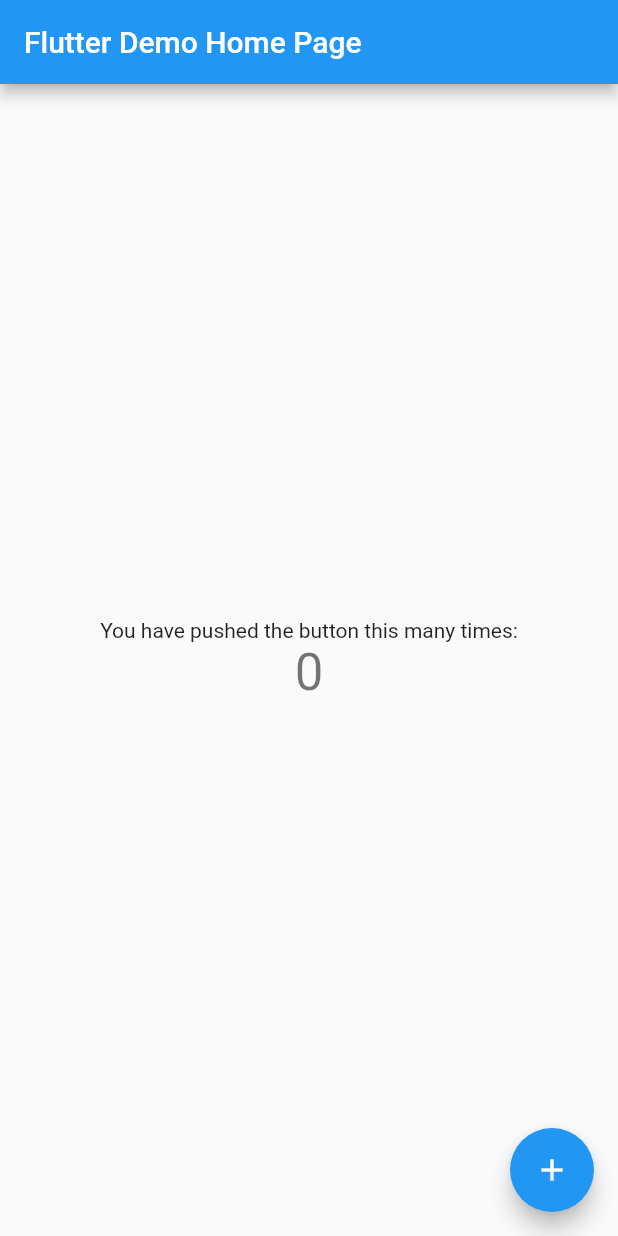
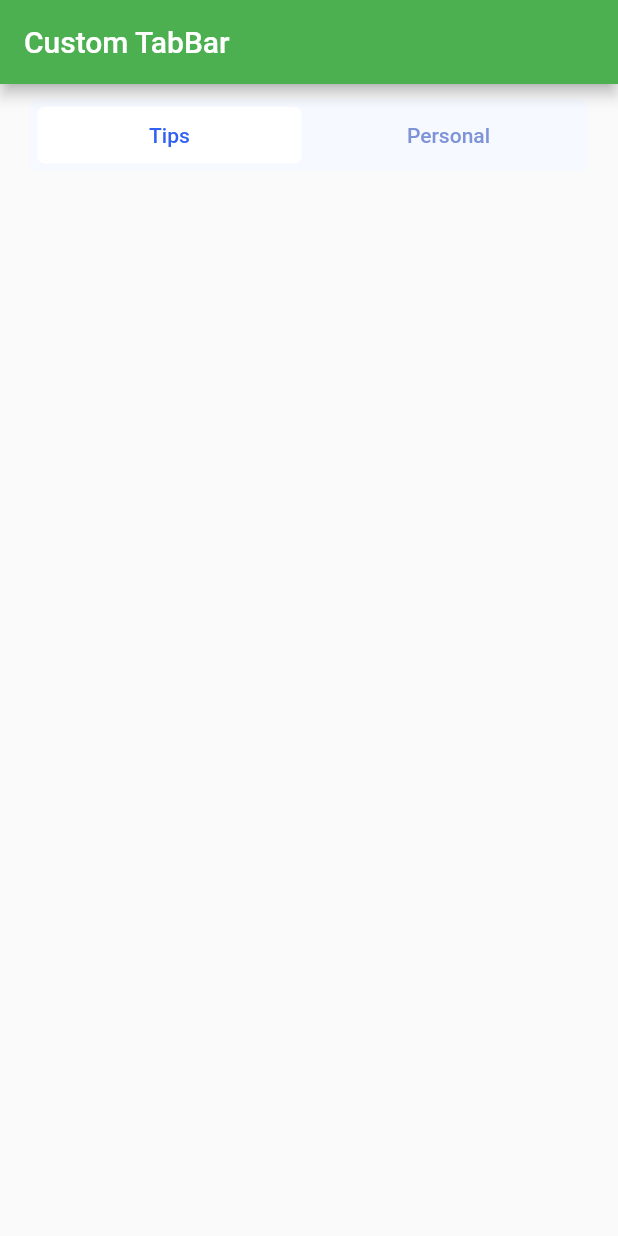
Before and after one commit to Yousuf7075/flutter_tabbar, a Flutter app: the screen it shows after launch, on a phone screen of 412 x 824 dp. Run offline on Flutter 3.47's test engine with Material 2 defaults, Android fonts, the phone set to English and light mode, and no system bars.

Commit message:
design tab item

```diff
--- a/lib/main.dart
+++ b/lib/main.dart
@@ -1,4 +1,5 @@
 import 'package:flutter/material.dart';
+import 'package:flutter_tabbar/tabbar_page.dart';
 
 void main() {
   runApp(const MyApp());
@@ -7,109 +8,14 @@ void main() {
 class MyApp extends StatelessWidget {
   const MyApp({Key? key}) : super(key: key);
 
-  // This widget is the root of your application.
   @override
   Widget build(BuildContext context) {
     return MaterialApp(
-      title: 'Flutter Demo',
+      title: 'Flutter TabBar',
       theme: ThemeData(
-        // This is the theme of your application.
-        //
-        // Try running your application with "flutter run". You'll see the
-        // application has a blue toolbar. Then, without quitting the app, try
-        // changing the primarySwatch below to Colors.green and then invoke
-        // "hot reload" (press "r" in the console where you ran "flutter run",
-        // or simply save your changes to "hot reload" in a Flutter IDE).
-        // Notice that the counter didn't reset back to zero; the application
-        // is not restarted.
-        primarySwatch: Colors.blue,
+        primarySwatch: Colors.green,
       ),
-      home: const MyHomePage(title: 'Flutter Demo Home Page'),
+      home: const TabBarPage(),
     );
   }
 }
-
-class MyHomePage extends StatefulWidget {
-  const MyHomePage({Key? key, required this.title}) : super(key: key);
-
-  // This widget is the home page of your application. It is stateful, meaning
-  // that it has a State object (defined below) that contains fields that affect
-  // how it looks.
-
-  // This class is the configuration for the state. It holds the values (in this
-  // case the title) provided by the parent (in this case the App widget) and
-  // used by the build method of the State. Fields in a Widget subclass are
-  // always marked "final".
-
-  final String title;
-
-  @override
-  State<MyHomePage> createState() => _MyHomePageState();
-}
-
-class _MyHomePageState extends State<MyHomePage> {
-  int _counter = 0;
-
-  void _incrementCounter() {
-    setState(() {
-      // This call to setState tells the Flutter framework that something has
-      // changed in this State, which causes it to rerun the build method below
-      // so that the display can reflect the updated values. If we changed
-      // _counter without calling setState(), then the build method would not be
-      // called again, and so nothing would appear to happen.
-      _counter++;
-    });
-  }
-
-  @override
-  Widget build(BuildContext context) {
-    // This method is rerun every time setState is called, for instance as done
-    // by the _incrementCounter method above.
-    //
-    // The Flutter framework has been optimized to make rerunning build methods
-    // fast, so that you can just rebuild anything that needs updating rather
-    // than having to individually change instances of widgets.
-    return Scaffold(
-      appBar: AppBar(
-        // Here we take the value from the MyHomePage object that was created by
-        // the App.build method, and use it to set our appbar title.
-        title: Text(widget.title),
-      ),
-      body: Center(
-        // Center is a layout widget. It takes a single child and positions it
-        // in the middle of the parent.
-        child: Column(
-          // Column is also a layout widget. It takes a list of children and
-          // arranges them vertically. By default, it sizes itself to fit its
-          // children horizontally, and tries to be as tall as its parent.
-          //
-          // Invoke "debug painting" (press "p" in the console, choose the
-          // "Toggle Debug Paint" action from the Flutter Inspector in Android
-          // Studio, or the "Toggle Debug Paint" command in Visual Studio Code)
-          // to see the wireframe for each widget.
-          //
-          // Column has various properties to control how it sizes itself and
-          // how it positions its children. Here we use mainAxisAlignment to
-          // center the children vertically; the main axis here is the vertical
-          // axis because Columns are vertical (the cross axis would be
-          // horizontal).
-          mainAxisAlignment: MainAxisAlignment.center,
-          children: <Widget>[
-            const Text(
-              'You have pushed the button this many times:',
-            ),
-            Text(
-              '$_counter',
-              style: Theme.of(context).textTheme.headline4,
-            ),
-          ],
-        ),
-      ),
-      floatingActionButton: FloatingActionButton(
-        onPressed: _incrementCounter,
-        tooltip: 'Increment',
-        child: const Icon(Icons.add),
-      ), // This trailing comma makes auto-formatting nicer for build methods.
-    );
-  }
-}
--- /dev/null
+++ b/lib/tabbar_page.dart
@@ -0,0 +1,68 @@
+import 'package:flutter/material.dart';
+
+class TabBarPage extends StatelessWidget {
+  const TabBarPage({Key? key}) : super(key: key);
+
+  @override
+  Widget build(BuildContext context) {
+    return Scaffold(
+      appBar: AppBar(
+        title: const Text('Custom TabBar'),
+      ),
+      body: Column(
+        children: [
+          Container(
+            height: 48,
+            width: double.infinity,
+            margin: const EdgeInsets.symmetric(vertical: 10, horizontal: 20),
+            decoration: BoxDecoration(
+              color: const Color(0xFFF6F9FF),
+              borderRadius: BorderRadius.circular(5),
+            ),
+            child: Row(
+              mainAxisAlignment: MainAxisAlignment.spaceBetween,
+              children: const [
+                Expanded(
+                  child: TabItem(tabText: 'Tips', isActive: true),
+                ),
+                Expanded(
+                  child: TabItem(
+                    tabText: 'Personal',
+                    isActive: false,
+                  ),
+                )
+              ],
+            ),
+          )
+        ],
+      ),
+    );
+  }
+}
+
+class TabItem extends StatelessWidget {
+  const TabItem({Key? key, required this.tabText, required this.isActive})
+      : super(key: key);
+  final String tabText;
+  final bool isActive;
+
+  @override
+  Widget build(BuildContext context) {
+    return AnimatedContainer(
+      duration: const Duration(milliseconds: 500),
+      decoration: isActive
+          ? BoxDecoration(
+              color: Colors.white, borderRadius: BorderRadius.circular(5))
+          : null,
+      margin: const EdgeInsets.all(5),
+      child: Center(
+        child: Text(
+          tabText,
+          style: Theme.of(context).textTheme.button?.copyWith(
+              color:
+                  isActive ? const Color(0xFF3161F1) : const Color(0xFF7E94D7)),
+        ),
+      ),
+    );
+  }
+}
```
